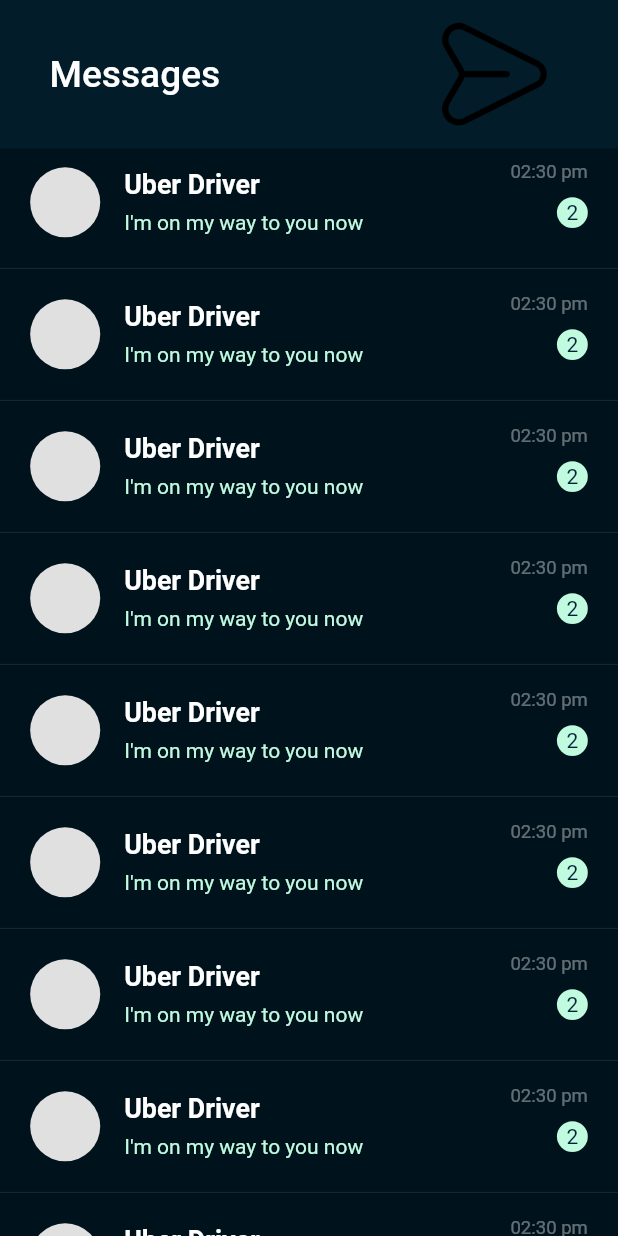
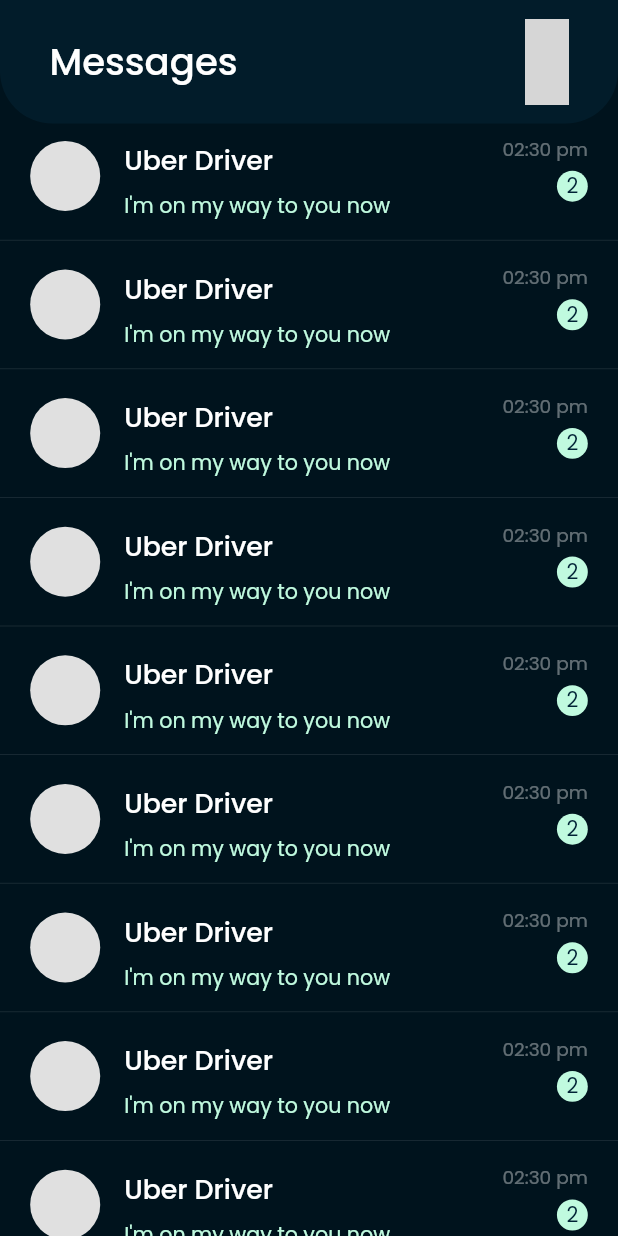
Before and after one commit to mideunlocked/chatify, a Flutter app: the MessagesScreen screen opened directly, on a phone screen of 412 x 824 dp. Run offline on Flutter 3.47's test engine with Material 2 defaults, Android fonts, the phone set to English and light mode, and no system bars; our stand-ins replace scrollable_positioned_list, sizer; grey boxes are pictures that could not be loaded.

Commit message:
Added fonts, images in the new asset file and added their directories to the pubspec file

```diff
--- a/lib/screens/messages_list_screen.dart
+++ b/lib/screens/messages_list_screen.dart
@@ -1,5 +1,7 @@
 import 'package:flutter/material.dart';
-import 'package:sizer/sizer.dart';
+
+import '../widgets/message_list/message_app_bar.dart';
+import '../widgets/message_list/message_tile.dart';
 
 class MessagesScreen extends StatefulWidget {
   const MessagesScreen({super.key});
@@ -15,31 +17,14 @@
       body: SafeArea(
         child: Column(
           children: [
-            Container(
-              height: 12.h,
-              padding: EdgeInsets.symmetric(horizontal: 8.w),
-              color: const Color.fromARGB(255, 7, 49, 73).withOpacity(0.3),
-              child: Row(
-                mainAxisAlignment: MainAxisAlignment.spaceBetween,
-                children: [
-                  Text(
-                    "Messages",
-                    style: TextStyle(
-                      color: Colors.white,
-                      fontSize: 18.sp,
-                      fontWeight: FontWeight.w500,
-                    ),
-                  ),
-                  Image.asset(
-                    "assets/images/share.png",
-                  ),
-                ],
-              ),
-            ),
+            // custom app bar
+            const MessagesAppBar(),
+
+            // messages list
             Expanded(
               child: ListView.builder(
                 physics: const BouncingScrollPhysics(),
-                itemBuilder: (context, index) => const ChatTile(),
+                itemBuilder: (context, index) => const MessageTile(),
               ),
             ),
           ],
@@ -48,80 +33,3 @@
     );
   }
 }
-
-class ChatTile extends StatelessWidget {
-  const ChatTile({
-    super.key,
-  });
-
-  @override
-  Widget build(BuildContext context) {
-    return Column(
-      children: [
-        Padding(
-          padding: EdgeInsets.symmetric(
-            horizontal: 1.w,
-          ),
-          child: ListTile(
-            leading: CircleAvatar(
-              backgroundColor: Colors.grey[300],
-              radius: 17.sp,
-            ),
-            title: Padding(
-              padding: EdgeInsets.symmetric(vertical: 5.sp),
-              child: Text(
-                "Uber Driver",
-                style: TextStyle(
-                  fontSize: 13.sp,
-                  color: Colors.white,
-                  fontWeight: FontWeight.bold,
-                ),
-              ),
-            ),
-            subtitle: const Text(
-              "I'm on my way to you now",
-              style: TextStyle(
-                color: Color.fromARGB(255, 192, 250, 223),
-              ),
-            ),
-            trailing: Stack(
-              alignment: Alignment.topRight,
-              children: [
-                Text(
-                  "02:30 pm",
-                  style: TextStyle(
-                    color: Colors.white38,
-                    fontSize: 9.sp,
-                  ),
-                ),
-                SizedBox(
-                  height: 5.sp,
-                ),
-                Container(
-                  height: 5.h,
-                  width: 5.w,
-                  margin: EdgeInsets.only(top: 10.sp),
-                  alignment: Alignment.center,
-                  decoration: const BoxDecoration(
-                    color: Color.fromARGB(255, 192, 250, 223),
-                    shape: BoxShape.circle,
-                  ),
-                  child: const Text(
-                    "2",
-                    style: TextStyle(
-                      color: Color.fromARGB(255, 0, 34, 53),
-                    ),
-                  ),
-                ),
-              ],
-            ),
-          ),
-        ),
-        const Divider(
-          color: Colors.white12,
-          thickness: 0.5,
-        ),
-      ],
-    );
-  }
-}
--- a/lib/widgets/chat/app_bar.dart
+++ b/lib/widgets/chat/app_bar.dart
@@ -8,6 +8,8 @@
 
   @override
   Widget build(BuildContext context) {
+    var of = Theme.of(context);
+    var textTheme = of.textTheme;
     return Padding(
       padding: EdgeInsets.all(7.sp),
       child: Row(
@@ -25,9 +27,7 @@
               // name
               Text(
                 "Uber driver",
-                style: TextStyle(
-                  color: Colors.white,
-                  fontWeight: FontWeight.w600,
+                style: textTheme.bodyLarge?.copyWith(
                   fontSize: 14.sp,
                 ),
               ),
--- a/lib/widgets/chat/text_field.dart
+++ b/lib/widgets/chat/text_field.dart
@@ -33,14 +33,12 @@
         minLines: 1,
         cursorColor: const Color.fromARGB(255, 192, 250, 223),
         style: const TextStyle(
+          fontFamily: "Poppins",
           color: Colors.white,
         ),
         decoration: const InputDecoration(
           border: InputBorder.none,
           hintText: "Write your message",
-          hintStyle: TextStyle(
-            color: Colors.white30,
-          ),
         ),
         onChanged: (_) {},
         onEditingComplete: () {},
--- /dev/null
+++ b/lib/widgets/message_list/message_app_bar.dart
@@ -0,0 +1,42 @@
+import 'package:flutter/material.dart';
+import 'package:sizer/sizer.dart';
+
+class MessagesAppBar extends StatelessWidget {
+  const MessagesAppBar({
+    super.key,
+  });
+
+  @override
+  Widget build(BuildContext context) {
+    var of = Theme.of(context);
+    var textTheme = of.textTheme;
+    const radius = Radius.circular(35);
+
+    return Container(
+      height: 10.h,
+      padding: EdgeInsets.symmetric(horizontal: 8.w),
+      decoration: BoxDecoration(
+        color: const Color.fromARGB(255, 7, 49, 73).withOpacity(0.3),
+        borderRadius: const BorderRadius.only(
+          bottomLeft: radius,
+          bottomRight: radius,
+        ),
+      ),
+      child: Row(
+        mainAxisAlignment: MainAxisAlignment.spaceBetween,
+        children: [
+          Text(
+            "Messages",
+            style: textTheme.bodyLarge,
+          ),
+          Image.asset(
+            "assets/images/search.png",
+            color: Colors.white,
+            height: 7.h,
+            width: 7.w,
+          ),
+        ],
+      ),
+    );
+  }
+}
--- /dev/null
+++ b/lib/widgets/message_list/message_tile.dart
@@ -0,0 +1,86 @@
+import 'package:flutter/material.dart';
+import 'package:sizer/sizer.dart';
+
+class MessageTile extends StatelessWidget {
+  const MessageTile({
+    super.key,
+  });
+
+  @override
+  Widget build(BuildContext context) {
+    var of = Theme.of(context);
+    var textTheme = of.textTheme;
+
+    return Column(
+      children: [
+        Padding(
+          padding: EdgeInsets.symmetric(
+            horizontal: 1.w,
+          ),
+          child: ListTile(
+            leading: CircleAvatar(
+              backgroundColor: Colors.grey[300],
+              radius: 17.sp,
+            ),
+            title: Padding(
+              padding: EdgeInsets.symmetric(vertical: 5.sp),
+              child: Text(
+                "Uber Driver",
+                style: textTheme.bodyLarge?.copyWith(fontSize: 13.sp),
+              ),
+            ),
+            subtitle: Text(
+              "I'm on my way to you now",
+              style: textTheme.bodyMedium?.copyWith(
+                color: const Color.fromARGB(255, 192, 250, 223),
+                fontSize: 10.sp,
+              ),
+            ),
+            trailing: Stack(
+              alignment: Alignment.topRight,
+              children: [
+                // time widget
+                Text(
+                  "02:30 pm",
+                  style: TextStyle(
+                    color: Colors.white38,
+                    fontSize: 9.sp,
+                  ),
+                ),
+
+                // space
+                SizedBox(
+                  height: 5.sp,
+                ),
+
+                // unread message indicator
+                Container(
+                  height: 5.h,
+                  width: 5.w,
+                  margin: EdgeInsets.only(top: 10.sp),
+                  alignment: Alignment.center,
+                  decoration: const BoxDecoration(
+                    color: Color.fromARGB(255, 192, 250, 223),
+                    shape: BoxShape.circle,
+                  ),
+                  child: const Text(
+                    "2",
+                    style: TextStyle(
+                      color: Color.fromARGB(255, 0, 34, 53),
+                    ),
+                  ),
+                ),
+              ],
+            ),
+          ),
+        ),
+
+        // divider for seperation
+        const Divider(
+          color: Colors.white12,
+          thickness: 0.5,
+        ),
+      ],
+    );
+  }
+}
```
Also changed, not shown: assets/fonts/poppins/OFL.txt (added, +93 -0 lines), lib/main.dart (+21 -0 lines), lib/screens/home_screen.dart (+39 -1 lines), lib/widgets/chat/send_icon.dart (+5 -6 lines), pubspec.yaml (+17 -11 lines), assets/fonts/poppins/Poppins-Bold.ttf (added), assets/fonts/poppins/Poppins-ExtraBold.ttf (added), assets/fonts/poppins/Poppins-Medium.ttf (added), assets/fonts/poppins/Poppins-Regular.ttf (added), assets/fonts/poppins/Poppins-SemiBold.ttf (added).
